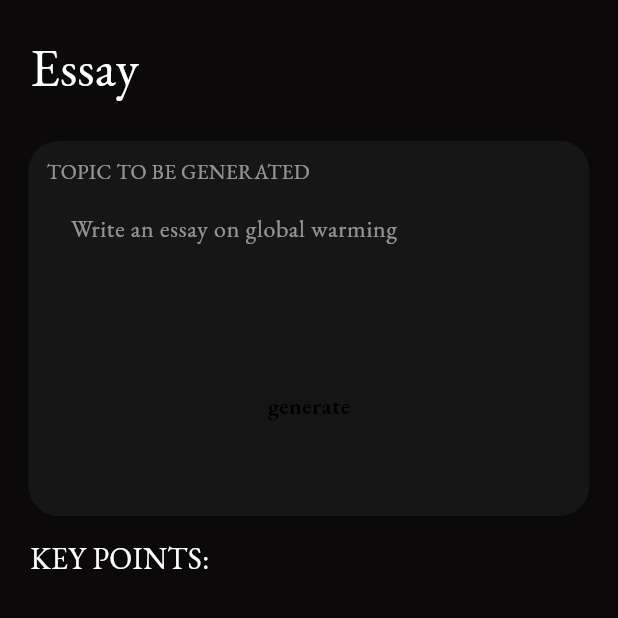
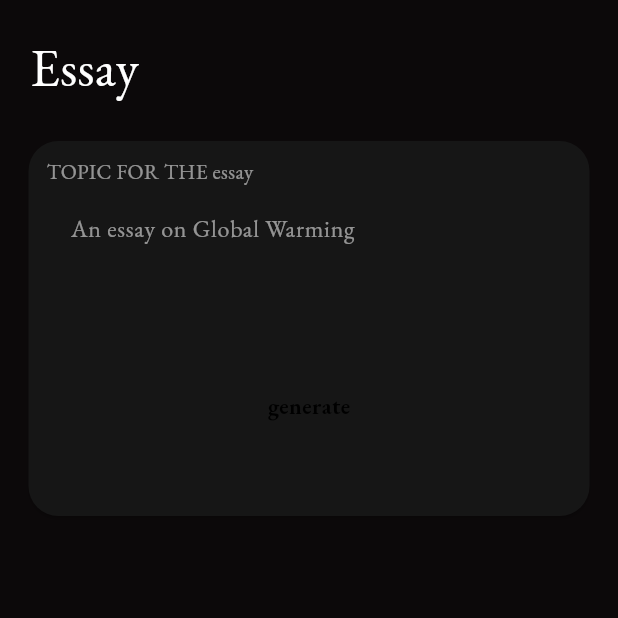
Before and after one commit to Jayakrishnan-manoj/WriteMaster, a Flutter app: the EssayInputScreen screen opened directly, on a phone screen of 412 x 824 dp, the top half of it. Run offline on Flutter 3.47's test engine with Material 2 defaults, Android fonts, the phone set to English and light mode, and no system bars; our stand-ins replace firebase_auth, firebase_core, font_awesome_flutter, google_sign_in; missing offline and left inert: neopop; accounts and stored records are empty.

Commit message:
refactor code: essay input screen

```diff
--- a/lib/screens/input_screens/essay_input_screen.dart
+++ b/lib/screens/input_screens/essay_input_screen.dart
@@ -1,8 +1,9 @@
 import 'package:flutter/material.dart';
 import 'package:flutter/services.dart';
-import 'package:neopop/neopop.dart';
 import 'package:write_master/constants/colors.dart';
 import 'package:write_master/services/response_service.dart';
+
+import '../../widgets/custom_inputfield.dart';
 
 class EssayInputScreen extends StatefulWidget {
   const EssayInputScreen({super.key});
@@ -14,122 +15,50 @@ class EssayInputScreen extends StatefulWidget {
 class _EssayInputScreenState extends State<EssayInputScreen> {
   bool _isLoading = false;
   String result = "";
-  final textFocusNode = FocusNode();
+  final essayFocusNode = FocusNode();
+  bool hasResults = false;
+  final TextEditingController essayController = TextEditingController();
 
   @override
   void dispose() {
-    textFocusNode.dispose();
+    essayFocusNode.dispose();
     super.dispose();
   }
 
-  final TextEditingController essayController = TextEditingController();
+  void generateEssayResponse() {
+    essayFocusNode.unfocus();
+    HapticFeedback.lightImpact();
+    setState(() {
+      _isLoading = true;
+    });
+    generateEssay(essayController.text).then((value) {
+      setState(() {
+        result = value;
+        hasResults = true;
+        _isLoading = false;
+      });
+    });
+  }
+
   @override
   Widget build(BuildContext context) {
     return Scaffold(
       backgroundColor: kScaffoldBackgroundColor,
-      body: SafeArea(
+      body: SingleChildScrollView(
+        child: Column(
+          children: [
+            CustomInputField(
+              title: 'Essay',
+              textFieldHeader: 'TOPIC FOR THE essay',
+              hintText: 'An essay on Global Warming',
+              textFieldController: essayController,
+              textFocusNode: essayFocusNode,
+              generateFunction: () => generateEssayResponse(),
+            ),
+            SingleChildScrollView(
               child: Column(
                 crossAxisAlignment: CrossAxisAlignment.start,
                 children: [
-            const Column(
-              children: [
-                Padding(
-                  padding: EdgeInsets.all(20.0),
-                  child: Text(
-                    "Essay",
-                    style: TextStyle(
-                      color: Colors.white,
-                      fontSize: 35,
-                    ),
-                  ),
-                ),
-              ],
-            ),
-            Column(
-              children: [
-                Padding(
-                  padding: const EdgeInsets.symmetric(horizontal: 15.0),
-                  child: Card(
-                    color: const Color(0xFF161616),
-                    shape: RoundedRectangleBorder(
-                      borderRadius: BorderRadius.circular(
-                        20,
-                      ),
-                    ),
-                    child: Container(
-                      height: 250,
-                      width: 450,
-                      child: Padding(
-                        padding: const EdgeInsets.symmetric(
-                          vertical: 10.0,
-                          horizontal: 12,
-                        ),
-                        child: Column(
-                          crossAxisAlignment: CrossAxisAlignment.start,
-                          children: [
-                            const Text(
-                              "TOPIC TO BE GENERATED",
-                              style: TextStyle(color: Colors.white54),
-                            ),
-                            TextField(
-                              focusNode: textFocusNode,
-                              controller: essayController,
-                              maxLines: 4,
-                              decoration: const InputDecoration(
-                                hintText: "Write an essay on global warming",
-                                hintStyle: TextStyle(
-                                  color: Colors.white54,
-                                ),
-                                border: OutlineInputBorder(
-                                  borderSide: BorderSide.none,
-                                ),
-                              ),
-                              style: const TextStyle(
-                                color: Colors.white,
-                              ),
-                              cursorColor: Colors.white,
-                            ),
-                            Center(
-                              child: NeoPopButton(
-                                color: Colors.white,
-                                onTapUp: () {
-                                  textFocusNode.unfocus();
-                                  HapticFeedback.lightImpact();
-                                  setState(() {
-                                    _isLoading = true;
-                                  });
-                                  generateEssay(essayController.text)
-                                      .then((value) {
-                                    setState(() {
-                                      result = value;
-                                      _isLoading = false;
-                                    });
-                                  });
-                                },
-                                child: const Padding(
-                                  padding: EdgeInsets.symmetric(
-                                    vertical: 8,
-                                    horizontal: 50,
-                                  ),
-                                  child: Text(
-                                    'generate',
-                                    style: TextStyle(
-                                      color: Colors.black,
-                                      fontWeight: FontWeight.bold,
-                                      fontSize: 15,
-                                    ),
-                                  ),
-                                ),
-                              ),
-                            ),
-                          ],
-                        ),
-                      ),
-                    ),
-                  ),
-                ),
-              ],
-            ),
                   _isLoading
                       ? const Padding(
                           padding: EdgeInsets.all(20.0),
@@ -147,18 +76,25 @@ class _EssayInputScreenState extends State<EssayInputScreen> {
                           child: Column(
                             crossAxisAlignment: CrossAxisAlignment.start,
                             children: [
-                        const Text(
+                              hasResults
+                                  ? const Text(
                                       "KEY POINTS:",
+                                      textAlign: TextAlign.start,
                                       style: TextStyle(
                                         color: Colors.white,
                                         fontSize: 20,
                                       ),
-                        ),
+                                    )
+                                  : Container(),
                               Text(
                                 result,
-                          style: TextStyle(
+                                textAlign: TextAlign.start,
+                                style: const TextStyle(
                                   color: Colors.white,
                                   fontSize: 18,
+                                ),
+                              ),
+                            ],
                           ),
                         ),
                 ],
```
Lines whose indentation alone changed are shown as unchanged.
